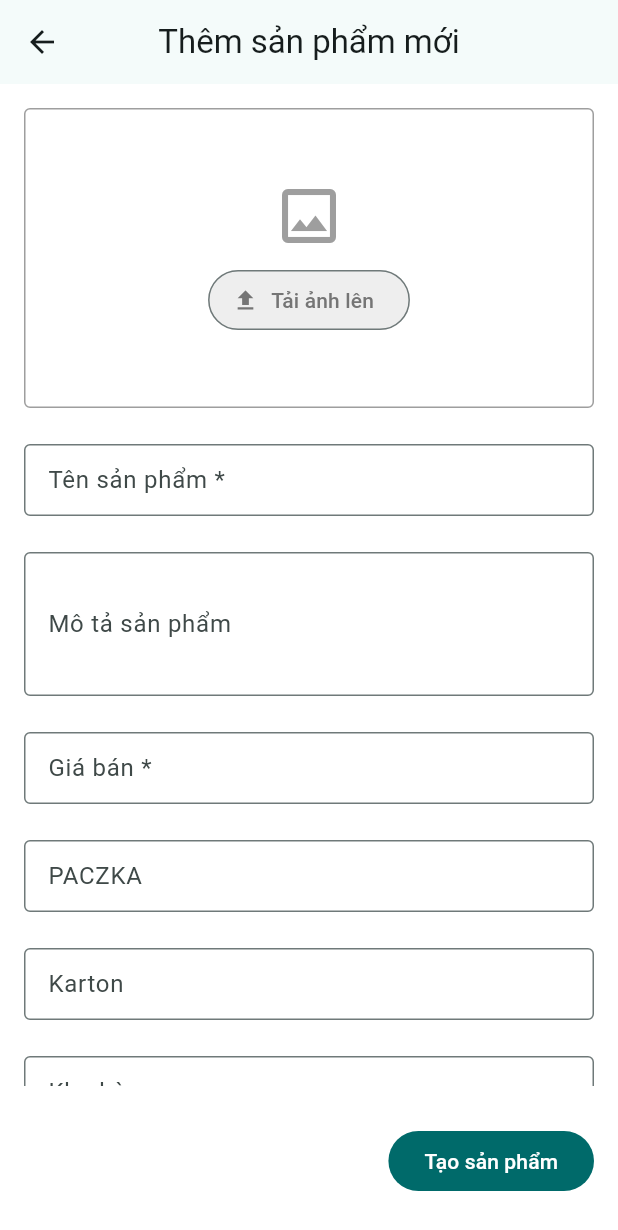
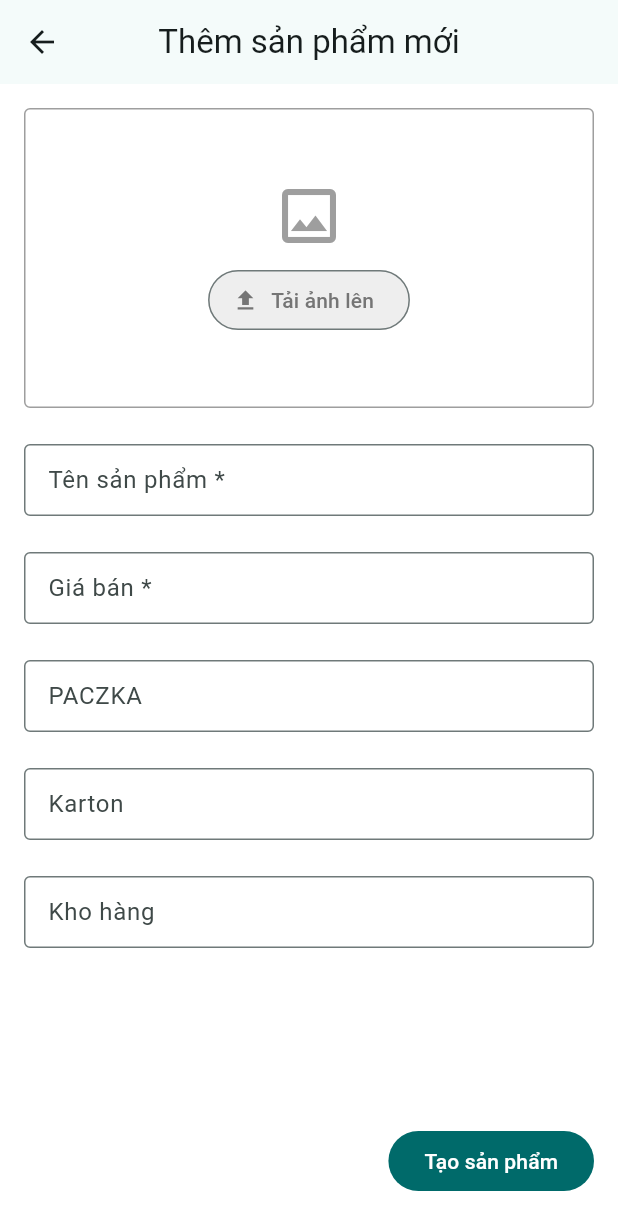
Before and after one commit to pvduc-dev/store_manager, a Flutter app: the NewProductScreen screen opened by its route, on a phone screen of 412 x 824 dp. Shown: the top 1230 px of the screen. Run offline on Flutter 3.47's test engine with Material 3 defaults, Android fonts, the phone set to English and light mode, and no system bars; our stand-ins replace cached_network_image, dio, fl_chart, flutter_secure_storage, go_router, google_fonts and 1 more; accounts and stored records are empty; network calls fail.

Commit message:
Update project version to 1.0.0+5, modify Podfile.lock checksum, and enhance product image handling in new product and product detail screens. Improve user experience by dismissing keyboard on tap outside input fields.

```diff
--- a/lib/main.dart
+++ b/lib/main.dart
@@ -5,12 +5,11 @@ import 'package:store_manager/providers/auth_provider.dart';
 import 'package:store_manager/providers/product_provider.dart';
 import 'package:store_manager/routers/app_router.dart';
 
-void main() async {
+void main() {
   WidgetsFlutterBinding.ensureInitialized();
   final authProvider = AuthProvider();
   final productProvider = ProductProvider();
-  await productProvider.loadProducts();
-  await authProvider.init();
+  productProvider.loadProducts();
   runApp(StoreManagerApp(authProvider: authProvider, productProvider: productProvider));
 }
 
--- a/lib/screens/new_product_screen.dart
+++ b/lib/screens/new_product_screen.dart
@@ -1,6 +1,7 @@
 import 'dart:io';
 
 import 'package:flutter/material.dart';
+import 'package:flutter/services.dart';
 import 'package:image_picker/image_picker.dart';
 import 'package:go_router/go_router.dart';
 import 'package:provider/provider.dart';
@@ -158,7 +159,13 @@ class _NewProductScreenState extends State<NewProductScreen> {
         title: const Text('Thêm sản phẩm mới'),
         centerTitle: true,
       ),
-      body: SingleChildScrollView(
+      body: GestureDetector(
+        behavior: HitTestBehavior.translucent,
+        onTap: () {
+          // Đóng bàn phím khi chạm ra ngoài
+          FocusScope.of(context).unfocus();
+        },
+        child: SingleChildScrollView(
           child: Padding(
             padding: const EdgeInsets.all(16.0),
             child: Column(
@@ -298,27 +305,30 @@ class _NewProductScreenState extends State<NewProductScreen> {
                 ),
                 const SizedBox(height: 24),
 
-              TextFormField(
-                controller: descriptionController,
-                maxLines: 3,
-                textInputAction: TextInputAction.newline,
-                decoration: const InputDecoration(
-                  labelText: 'Mô tả sản phẩm',
-                  border: OutlineInputBorder(),
-                  isDense: true,
-                ),
-              ),
-              const SizedBox(height: 24),
+                // TextFormField(
+                //   controller: descriptionController,
+                //   maxLines: 3,
+                //   textInputAction: TextInputAction.newline,
+                //   decoration: const InputDecoration(
+                //     labelText: 'Mô tả sản phẩm',
+                //     border: OutlineInputBorder(),
+                //     isDense: true,
+                //   ),
+                // ),
+                // const SizedBox(height: 24),
 
                 TextFormField(
                   controller: priceController,
-                keyboardType: TextInputType.number,
+                  keyboardType: TextInputType.numberWithOptions(decimal: true, signed: true),
                   textInputAction: TextInputAction.done,
                   decoration: const InputDecoration(
                     labelText: 'Giá bán *',
                     border: OutlineInputBorder(),
                     isDense: true,
                   ),
+                  inputFormatters: [
+                    FilteringTextInputFormatter.allow(RegExp(r'^\d*\.?\d{0,2}')),
+                  ],
                 ),
                 const SizedBox(height: 24),
 
@@ -348,7 +358,7 @@ class _NewProductScreenState extends State<NewProductScreen> {
 
                 TextFormField(
                   controller: khoHangController,
-                keyboardType: TextInputType.number,
+                  keyboardType: TextInputType.name,
                   textInputAction: TextInputAction.done,
                   decoration: const InputDecoration(
                     labelText: 'Kho hàng',
@@ -358,6 +368,7 @@ class _NewProductScreenState extends State<NewProductScreen> {
                 ),
                 const SizedBox(height: 24),
               ],
+            ),
           ),
         ),
       ),
--- a/pubspec.yaml
+++ b/pubspec.yaml
@@ -1,7 +1,7 @@
 name: store_manager
 description: "Store manager project"
 publish_to: 'none'
-version: 1.0.0+2
+version: 1.0.0+5
 environment:
   sdk: ^3.8.1
 dependencies:
```
Also changed, not shown: lib/screens/product_detail.dart (+24 -13 lines), 3 other files. Lines whose indentation alone changed are shown as unchanged.
